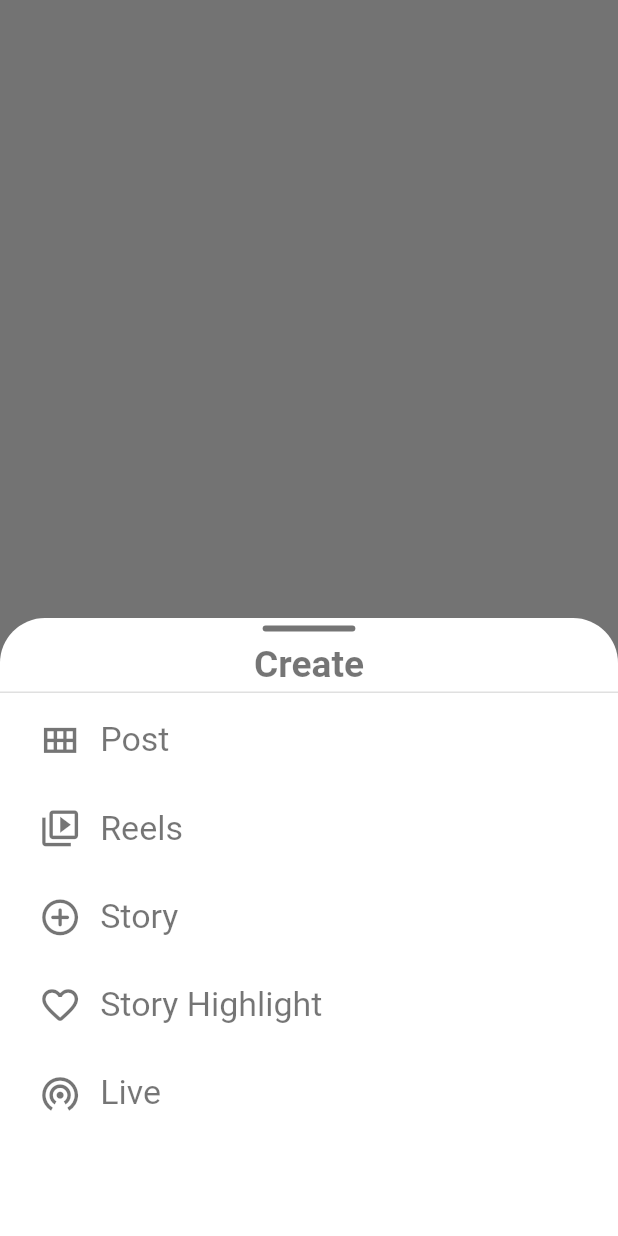
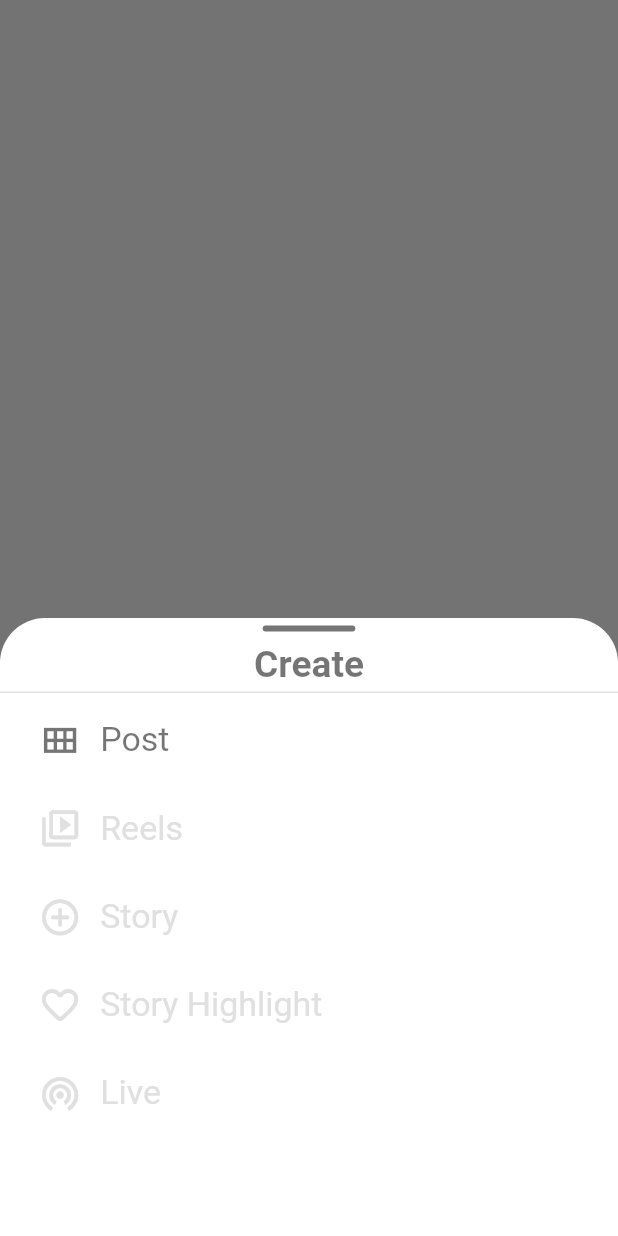
Before and after one commit to Anurag-ravi/instagram, a Flutter app: what bottompopup1() shows on an empty page, opened directly, on a phone screen of 412 x 824 dp. Run offline on Flutter 3.47's test engine with Material 2 defaults, Android fonts, the light colour scheme and no system bars; our stand-ins replace cached_network_image, flutter_svg, image_picker, shared_preferences; accounts and stored records are empty; network calls fail.

Commit message:
commited for release version 1.0.0+1

```diff
--- a/lib/models/commentmodel.dart
+++ b/lib/models/commentmodel.dart
@@ -13,7 +13,7 @@ class CommentModel {
       json['id'] as int,
       json['author_dp'] as String,
       json['author_username'] as String,
-      json['comment'] as String,
+      json['comment'],
       json['ago'] as String,
       json['likes'] as int,
       json['liked'] as bool,
--- a/lib/screens/feed/feed.dart
+++ b/lib/screens/feed/feed.dart
@@ -34,7 +34,7 @@ class _FeedState extends State<Feed> {
       final response = await http.get(Uri.parse("${url}feed/${pagecount}/"),
           headers: <String, String>{'Authorization': token!},);
       if (response.statusCode == 200) {
-        var data = jsonDecode(response.body);
+        var data = jsonDecode(utf8.decode(response.bodyBytes));
         if(pagecount == 0){
           setState(() {
             posts = (data as List).map((e) => PostModel.fromJson(e)).toList();
@@ -203,7 +203,7 @@ void bottompopup1(context) {
   double devicewidth = MediaQuery.of(context).size.width;
   showModalBottomSheet(
       context: context,
-      builder: (BuildContext bc) {
+      builder: (context) {
         return Container(
           decoration: const BoxDecoration(
             color: Colors.white,
@@ -213,7 +213,6 @@ void bottompopup1(context) {
             ),
           ),
           height: devicewidth,
-          child: Flexible(
           child: ListView(
             children: [
               Padding(
@@ -287,7 +286,7 @@ void bottompopup1(context) {
                     Icon(
                       Icons.video_collection_outlined,
                       size: devicewidth * 0.07,
-                        color: Colors.black54,
+                      color: Colors.grey[300],
                     ),
                     SizedBox(
                       width: devicewidth * 0.03,
@@ -296,7 +295,7 @@ void bottompopup1(context) {
                       'Reels',
                       style: TextStyle(
                         fontSize: devicewidth * 0.055,
-                          color: Colors.black54,
+                        color: Colors.grey[300],
                       ),
                     ),
                   ],
@@ -313,7 +312,7 @@ void bottompopup1(context) {
                     Icon(
                       Icons.add_circle_outline_rounded,
                       size: devicewidth * 0.07,
-                        color: Colors.black54,
+                      color: Colors.grey[300],
                     ),
                     SizedBox(
                       width: devicewidth * 0.03,
@@ -322,7 +321,7 @@ void bottompopup1(context) {
                       'Story',
                       style: TextStyle(
                         fontSize: devicewidth * 0.055,
-                          color: Colors.black54,
+                        color: Colors.grey[300],
                       ),
                     ),
                   ],
@@ -339,7 +338,7 @@ void bottompopup1(context) {
                     Icon(
                       Icons.favorite_outline_rounded,
                       size: devicewidth * 0.07,
-                        color: Colors.black54,
+                      color: Colors.grey[300],
                     ),
                     SizedBox(
                       width: devicewidth * 0.03,
@@ -348,7 +347,7 @@ void bottompopup1(context) {
                       'Story Highlight',
                       style: TextStyle(
                         fontSize: devicewidth * 0.055,
-                          color: Colors.black54,
+                        color: Colors.grey[300],
                       ),
                     ),
                   ],
@@ -365,7 +364,7 @@ void bottompopup1(context) {
                     Icon(
                       Icons.wifi_tethering,
                       size: devicewidth * 0.07,
-                        color: Colors.black54,
+                      color: Colors.grey[300],
                     ),
                     SizedBox(
                       width: devicewidth * 0.03,
@@ -374,7 +373,7 @@ void bottompopup1(context) {
                       'Live',
                       style: TextStyle(
                         fontSize: devicewidth * 0.055,
-                          color: Colors.black54,
+                        color: Colors.grey[300],
                       ),
                     ),
                   ],
@@ -382,7 +381,6 @@ void bottompopup1(context) {
               ),
             ],
           ),
-          ),
         );
       });
 }
```
Also changed, not shown: lib/components/postcard.dart (+9 -9 lines), lib/screens/feed/profile.dart (+59 -59 lines), lib/screens/posts/postdetail.dart (+16 -17 lines). Lines whose indentation alone changed are shown as unchanged.
